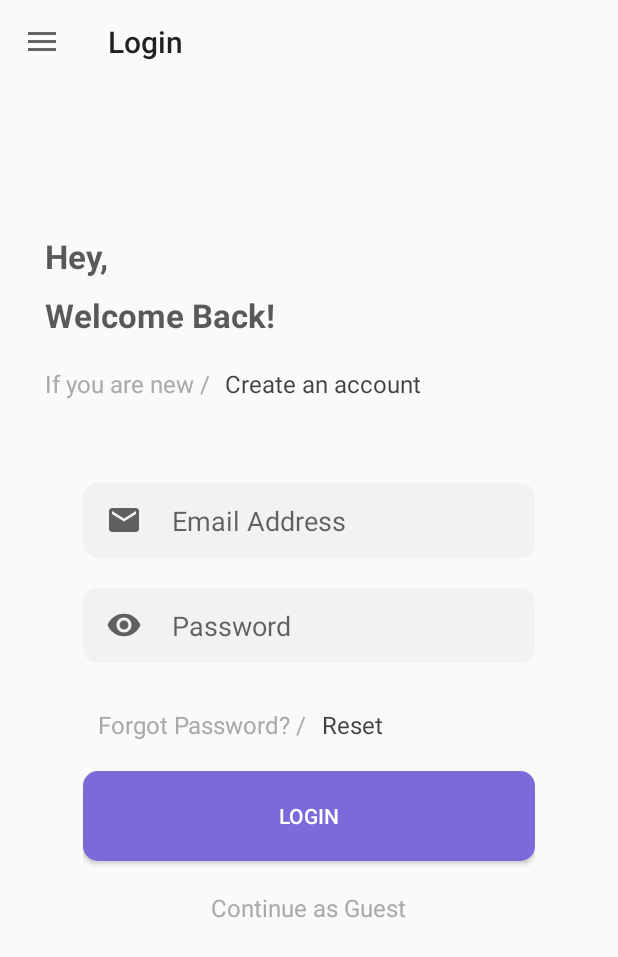
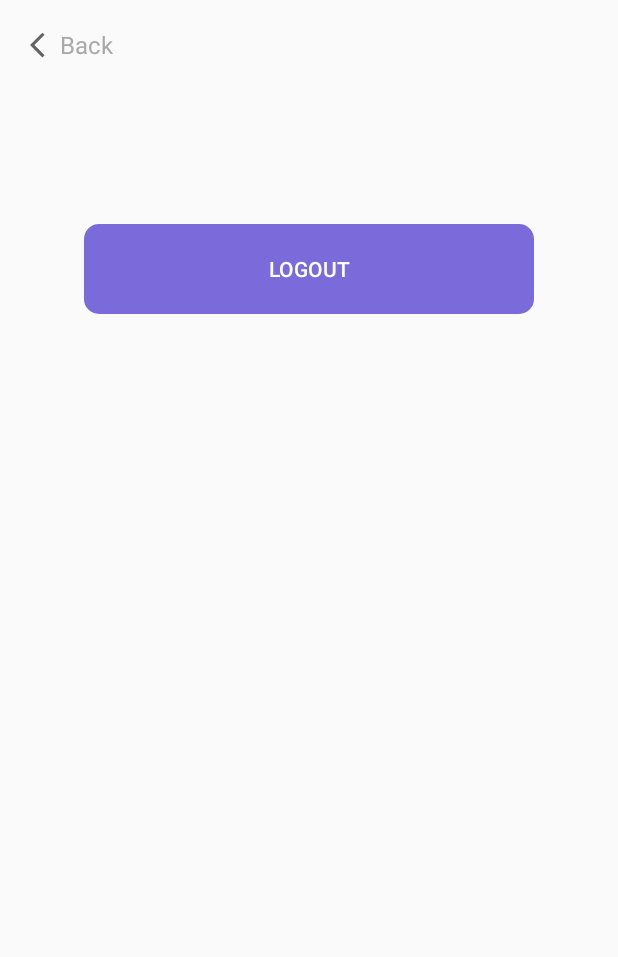
Before and after one commit to gouthamelango/Hardbank-mobile, an Android app: the fragment LoginFragment placed in its activity, in the side drawer, after a tap on "My Account", on a phone screen of 412 x 824 dp. Shown: the top 957 px of the screen. Run offline under Robolectric (Android 15) with nearby library versions, the phone set to English and light mode, and no system bars; our stand-ins replace Firebase (no records; nobody signed in at launch, a user with empty details on screens opened directly); Roboto replaces fonts that are not available here.

Commit message:
ProfileActivity Added

```diff
--- a/app/src/main/AndroidManifest.xml
+++ b/app/src/main/AndroidManifest.xml
@@ -9,7 +9,8 @@
         android:roundIcon="@mipmap/ic_launcher_round"
         android:supportsRtl="true"
         android:theme="@style/AppTheme">
-        <activity android:name=".SignUpActivity"></activity>
+        <activity android:name=".ProfileActivity"></activity>
+        <activity android:name=".SignUpActivity" />
         <activity android:name=".HomeActivity" />
         <activity android:name=".MainActivity">
             <intent-filter>
--- a/app/src/main/java/com/example/hardbank/HomeActivity.java
+++ b/app/src/main/java/com/example/hardbank/HomeActivity.java
@@ -1,6 +1,7 @@
 package com.example.hardbank;
 
 import androidx.annotation.NonNull;
+import androidx.appcompat.app.ActionBar;
 import androidx.appcompat.app.ActionBarDrawerToggle;
 import androidx.appcompat.app.AppCompatActivity;
 import androidx.appcompat.widget.Toolbar;
@@ -33,6 +34,7 @@ public class HomeActivity extends AppCompatActivity implements NavigationView.On
         drawerLayout = findViewById(R.id.drawer_layout);
         navigationView =  findViewById(R.id.nav_view);
         toolbar = findViewById(R.id.toolBar);
+        mAuth = FirebaseAuth.getInstance();
 
         //Config Custom ToolBar
         setSupportActionBar(toolbar);
@@ -93,6 +95,7 @@ public class HomeActivity extends AppCompatActivity implements NavigationView.On
             case R.id.nav_account:
 
                 //if the user is signed in --> Account DashBoard Fragment if not--->> Login Fragment
+               if(mAuth.getCurrentUser()==null){
                    FragmentTransaction loginFragmentTransaction  = getSupportFragmentManager().beginTransaction();
                    LoginFragment loginFragment = new LoginFragment();
                    loginFragmentTransaction.replace(R.id.mainContainer,loginFragment);
@@ -100,6 +103,12 @@ public class HomeActivity extends AppCompatActivity implements NavigationView.On
                    toolBarMenu.findItem(R.id.toolBar_cart).setVisible(false);
                    toolBarMenu.findItem(R.id.toolBar_notification).setVisible(false);
                    getSupportActionBar().setTitle("Login");
+               }
+               else {
+                   Intent profileActivityIntent  =  new Intent(getApplicationContext(),ProfileActivity.class);
+                   startActivity(profileActivityIntent);
+                   overridePendingTransition(R.anim.bottom_up, R.anim.nothing_ani);
+               }
                 break;
             case R.id.nav_order:
                 break;
--- a/app/src/main/java/com/example/hardbank/LoginFragment.java
+++ b/app/src/main/java/com/example/hardbank/LoginFragment.java
@@ -36,7 +36,7 @@ public class LoginFragment extends Fragment {
     FirebaseAuth mAuth;
     EditText editTextEmail, editTextPassword;
     Button loginBtn;
-    TextView signUpBtn;
+    TextView signUpBtn, continueAsGuest;
 
     // TODO: Rename and change types of parameters
     private String mParam1;
@@ -84,6 +84,14 @@ public class LoginFragment extends Fragment {
         editTextPassword = (EditText) view.findViewById(R.id.loginPasswordEditText);
         loginBtn = (Button) view.findViewById(R.id.loginButton);
         signUpBtn  = view.findViewById(R.id.createNewText);
+        continueAsGuest = (TextView)view.findViewById(R.id.continueAsGuestText);
+
+        continueAsGuest.setOnClickListener(new View.OnClickListener() {
+            @Override
+            public void onClick(View view) {
+                ((HomeActivity)getActivity()).showHomeFragment();
+            }
+        });
 
         loginBtn.setOnClickListener(new View.OnClickListener() {
             @Override
@@ -123,10 +131,11 @@ public class LoginFragment extends Fragment {
                         //progressBar.setVisibility(View.GONE);
                         if (task.isSuccessful()) {
                            // getActivity().finish();
-                            // Intent intent = new Intent(MainActivity.this, ProfileActivity.class);
+                            // Intent intent = new Intent(getActivity().getApplicationContext(), ProfileActivity.class);
                             //intent.addFlags(Intent.FLAG_ACTIVITY_CLEAR_TOP);
-                            //startActivity(intent);
-                            Toast.makeText(getActivity().getApplicationContext(),"Success",Toast.LENGTH_SHORT).show();
+                           // startActivity(intent);
+                            ((HomeActivity)getActivity()).showHomeFragment();
+                            Toast.makeText(getActivity().getApplicationContext(),"Signed In",Toast.LENGTH_SHORT).show();
                         } else {
                             Toast.makeText(getActivity().getApplicationContext(), task.getException().getMessage(), Toast.LENGTH_SHORT).show();
                         }
@@ -154,7 +163,7 @@ public class LoginFragment extends Fragment {
         if (mAuth.getCurrentUser() != null) {
             //getActivity().finish();
             //startActivity(new Intent(this, ProfileActivity.class));
-            Toast.makeText(getActivity().getApplicationContext(),"Already Signed In",Toast.LENGTH_SHORT).show();
+            //Toast.makeText(getActivity().getApplicationContext(),"Already Signed In",Toast.LENGTH_SHORT).show();
         }
     }
 }
--- /dev/null
+++ b/app/src/main/java/com/example/hardbank/ProfileActivity.java
@@ -0,0 +1,65 @@
+package com.example.hardbank;
+
+import androidx.appcompat.app.AppCompatActivity;
+
+import android.content.Intent;
+import android.os.Bundle;
+import android.view.View;
+import android.widget.Button;
+import android.widget.RelativeLayout;
+import android.widget.TextView;
+
+import com.google.firebase.auth.FirebaseAuth;
+
+import org.w3c.dom.Text;
+
+public class ProfileActivity extends AppCompatActivity {
+
+    RelativeLayout backNavBtn;
+    Button logoutBtn;
+    TextView accountHolderEmail;
+
+    FirebaseAuth mAuth;
+
+
+    @Override
+    protected void onCreate(Bundle savedInstanceState) {
+        super.onCreate(savedInstanceState);
+        setContentView(R.layout.activity_profile);
+
+        //initialization
+        backNavBtn = (RelativeLayout)findViewById(R.id.profileActivityNavLayout);
+        logoutBtn = (Button)findViewById(R.id.logoutButton);
+        accountHolderEmail = (TextView)findViewById(R.id.accountHolderEmail);
+        mAuth = FirebaseAuth.getInstance();
+
+
+        //Displaying Data
+        accountHolderEmail.setText(mAuth.getCurrentUser().getEmail());
+
+        //BackBtn Listener
+        backNavBtn.setOnClickListener(new View.OnClickListener() {
+            @Override
+            public void onClick(View view) {
+                onBackPressed();
+            }
+        });
+
+        //Logout Listener
+        logoutBtn.setOnClickListener(new View.OnClickListener() {
+            @Override
+            public void onClick(View view) {
+                mAuth.signOut();
+                finish();
+                startActivity(new Intent(getApplicationContext(), HomeActivity.class));
+            }
+        });
+
+
+    }
+    @Override
+    public void onBackPressed() {
+        super.onBackPressed();
+        overridePendingTransition(R.anim.nothing_ani, R.anim.bottom_down);
+    }
+}
--- a/app/src/main/java/com/example/hardbank/SignUpActivity.java
+++ b/app/src/main/java/com/example/hardbank/SignUpActivity.java
@@ -104,8 +104,9 @@ public class SignUpActivity extends AppCompatActivity {
                // progressBar.setVisibility(View.GONE);
                 if (task.isSuccessful()) {
                     //finish();
-                    //startActivity(new Intent(SignUpActivity.this, ProfileActivity.class));
-                    Toast.makeText(getApplicationContext(),"Created",Toast.LENGTH_SHORT).show();
+                    Toast.makeText(getApplicationContext(),"Registered",Toast.LENGTH_SHORT).show();
+                    finish();
+                    startActivity(new Intent(SignUpActivity.this, HomeActivity.class));
                 } else {
 
                     if (task.getException() instanceof FirebaseAuthUserCollisionException) {
--- /dev/null
+++ b/app/src/main/res/layout/activity_profile.xml
@@ -0,0 +1,51 @@
+<?xml version="1.0" encoding="utf-8"?>
+<RelativeLayout xmlns:android="http://schemas.android.com/apk/res/android"
+    xmlns:app="http://schemas.android.com/apk/res-auto"
+    xmlns:tools="http://schemas.android.com/tools"
+    android:layout_width="match_parent"
+    android:layout_height="match_parent"
+    tools:context=".ProfileActivity">
+
+    <RelativeLayout
+        android:layout_width="wrap_content"
+        android:layout_height="60dp"
+        android:layout_marginLeft="20dp"
+        android:id="@+id/profileActivityNavLayout">
+
+        <ImageView
+            android:layout_width="20dp"
+            android:layout_height="20dp"
+            android:id="@+id/arrowBackProfileActivityImg"
+            android:layout_centerVertical="true"
+            android:src="@drawable/arrow_back"/>
+        <TextView
+            android:layout_width="wrap_content"
+            android:layout_height="wrap_content"
+            android:textSize="16sp"
+            android:textColor="#A9A9A9"
+            android:text="@string/backText"
+            android:layout_toRightOf="@id/arrowBackProfileActivityImg"
+            android:layout_centerVertical="true"
+            android:id="@+id/backTextProfile"/>
+    </RelativeLayout>
+    <TextView
+        android:layout_width="wrap_content"
+        android:layout_height="wrap_content"
+        android:id="@+id/accountHolderEmail"
+        android:layout_below="@id/profileActivityNavLayout"
+        android:layout_marginTop="50dp"
+        android:text="Email"
+        android:layout_centerHorizontal="true"/>
+
+    <Button
+        android:layout_width="300dp"
+        android:layout_height="60dp"
+        android:text="Logout"
+        android:layout_centerHorizontal="true"
+        android:background="@drawable/button_background"
+        android:textColor="#FFF"
+        android:id="@+id/logoutButton"
+        android:layout_marginTop="20dp"
+        android:layout_below="@id/accountHolderEmail"/>
+
+</RelativeLayout>
```
Lines whose indentation alone changed are shown as unchanged.
